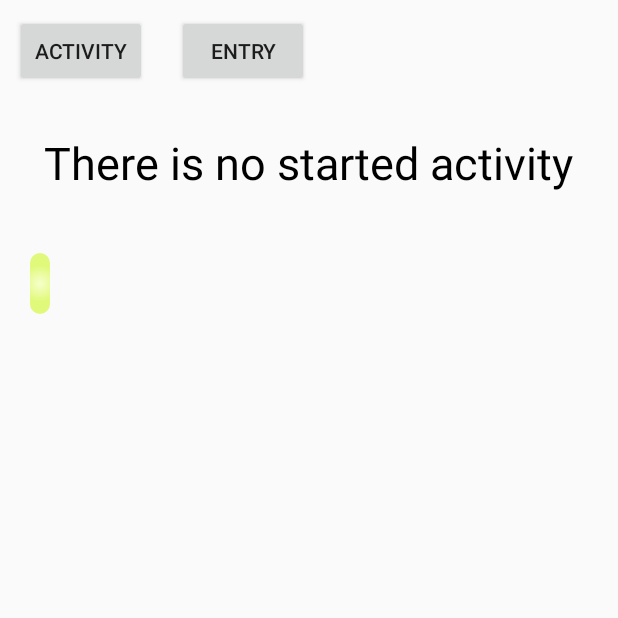
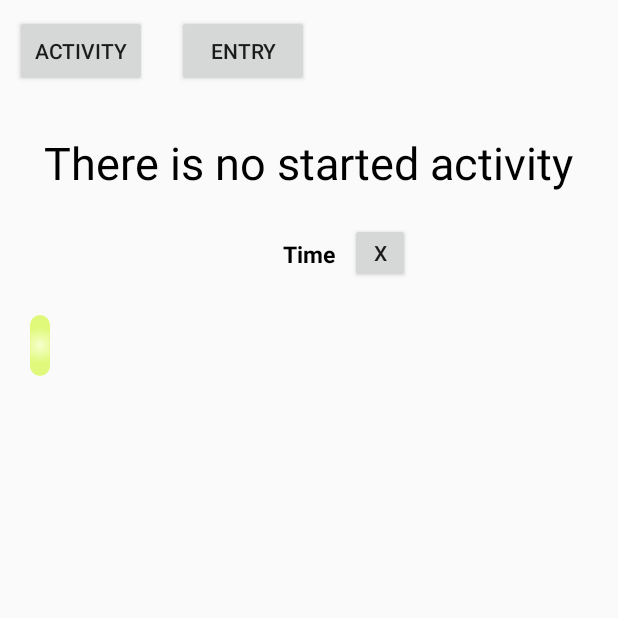
Before and after one commit to EkaterinaKat/LifeTracker, an Android app: the screen it shows after launch (MainActivity), on a phone screen of 412 x 824 dp, the top half of it. Run offline under Robolectric (Android 15) with nearby library versions, the phone set to English and light mode, and no system bars; 7 statements that could not run were skipped.

```diff
--- a/app/src/main/java/com/katyshevtseva/lifetracker/utils/NoArgKnob.java
+++ b/app/src/main/java/com/katyshevtseva/lifetracker/core/utils/NoArgKnob.java
@@ -1,4 +1,4 @@
-package com.katyshevtseva.lifetracker.utils;
+package com.katyshevtseva.lifetracker.core.utils;
 
 @FunctionalInterface
 public interface NoArgKnob {
--- a/app/src/main/java/com/katyshevtseva/lifetracker/utils/OneInKnob.java
+++ b/app/src/main/java/com/katyshevtseva/lifetracker/core/utils/OneInKnob.java
@@ -1,4 +1,4 @@
-package com.katyshevtseva.lifetracker.utils;
+package com.katyshevtseva.lifetracker.core.utils;
 
 @FunctionalInterface
 public interface OneInKnob<T> {
--- a/app/src/main/java/com/katyshevtseva/lifetracker/utils/OneInOneOutKnob.java
+++ b/app/src/main/java/com/katyshevtseva/lifetracker/core/utils/OneInOneOutKnob.java
@@ -1,4 +1,4 @@
-package com.katyshevtseva.lifetracker.utils;
+package com.katyshevtseva.lifetracker.core.utils;
 
 @FunctionalInterface
 public interface OneInOneOutKnob<P, R> {
--- a/app/src/main/java/com/katyshevtseva/lifetracker/utils/OneOutKnob.java
+++ b/app/src/main/java/com/katyshevtseva/lifetracker/core/utils/OneOutKnob.java
@@ -1,4 +1,4 @@
-package com.katyshevtseva.lifetracker.utils;
+package com.katyshevtseva.lifetracker.core.utils;
 
 @FunctionalInterface
 public interface OneOutKnob<T> {
--- a/app/src/main/java/com/katyshevtseva/lifetracker/utils/TwoInKnob.java
+++ b/app/src/main/java/com/katyshevtseva/lifetracker/core/utils/TwoInKnob.java
@@ -1,4 +1,4 @@
-package com.katyshevtseva.lifetracker.utils;
+package com.katyshevtseva.lifetracker.core.utils;
 
 @FunctionalInterface
 public interface TwoInKnob<P1, P2> {
--- a/app/src/main/java/com/katyshevtseva/lifetracker/utils/Utils.java
+++ b/app/src/main/java/com/katyshevtseva/lifetracker/core/utils/Utils.java
@@ -1,4 +1,4 @@
-package com.katyshevtseva.lifetracker.utils;
+package com.katyshevtseva.lifetracker.core.utils;
 
 import java.text.DateFormat;
 import java.text.ParseException;
--- a/app/src/main/java/com/katyshevtseva/lifetracker/view/ActivityEditDialog.java
+++ b/app/src/main/java/com/katyshevtseva/lifetracker/view/ActivityEditDialog.java
@@ -14,8 +14,7 @@ import androidx.fragment.app.DialogFragment;
 import com.katyshevtseva.lifetracker.R;
 import com.katyshevtseva.lifetracker.core.Service;
 import com.katyshevtseva.lifetracker.core.entity.Activity;
-import com.katyshevtseva.lifetracker.utils.NoArgKnob;
-import com.katyshevtseva.lifetracker.utils.ViewUtils;
+import com.katyshevtseva.lifetracker.core.utils.NoArgKnob;
 
 public class ActivityEditDialog extends DialogFragment {
     private final Activity existing;
--- a/app/src/main/java/com/katyshevtseva/lifetracker/view/MainActivity.java
+++ b/app/src/main/java/com/katyshevtseva/lifetracker/view/MainActivity.java
@@ -19,6 +19,7 @@ import com.katyshevtseva.lifetracker.db.DlDao;
 public class MainActivity extends AppCompatActivity {
     private TextView currentStateLabel;
     private GridLayout activityContainer;
+    private MyTimePicker timePicker;
 
     @Override
     protected void onCreate(Bundle savedInstanceState) {
@@ -35,6 +36,11 @@ public class MainActivity extends AppCompatActivity {
                 startActivity(new Intent(getApplicationContext(), ActivityActivity.class)));
         findViewById(R.id.entry_button).setOnClickListener(view ->
                 startActivity(new Intent(getApplicationContext(), EntryActivity.class)));
+        findViewById(R.id.clear_time_button).setOnClickListener(view ->
+                timePicker.setTime(null));
+
+        timePicker = new MyTimePicker(findViewById(R.id.begin_time_view), this,
+                null, null, null);
     }
 
     @Override
@@ -65,7 +71,7 @@ public class MainActivity extends AppCompatActivity {
 
     private View.OnClickListener getActivityClickListener(Activity activity) {
         return new View.OnClickListener() {
-            private static final int TIME_INTERVAL = 2000;
+            private static final int TIME_INTERVAL = 1000;
             private long prevClickTime;
 
             @Override
@@ -80,7 +86,8 @@ public class MainActivity extends AppCompatActivity {
     }
 
     private void onActivityClick(Activity activity) {
-        Service.INSTANCE.startActivity(activity);
+        Service.INSTANCE.startActivity(activity, timePicker.getTime());
+        timePicker.setTime(null);
         fillCurrentStateLabel();
     }
 }
--- /dev/null
+++ b/app/src/main/java/com/katyshevtseva/lifetracker/view/MyTimePicker.java
@@ -0,0 +1,62 @@
+package com.katyshevtseva.lifetracker.view;
+
+import android.app.TimePickerDialog;
+import android.content.Context;
+import android.view.View;
+import android.widget.TextView;
+
+import androidx.annotation.NonNull;
+import androidx.annotation.Nullable;
+
+import com.katyshevtseva.lifetracker.core.utils.Time;
+import com.katyshevtseva.lifetracker.core.utils.TwoInKnob;
+
+public class MyTimePicker {
+    private static final String empty = "---";
+    private final TextView textView;
+    private Time time;
+    private final TwoInKnob<Integer, Integer> onTimeSetListener;
+
+    public MyTimePicker(@NonNull TextView textView, Context context,
+                        @Nullable TwoInKnob<Integer, Integer> onTimeSetListener,
+                        @Nullable Time time, @Nullable View container) {
+        this.textView = textView;
+        this.onTimeSetListener = onTimeSetListener;
+
+        setTime(time);
+
+        if (container != null) {
+            container.setOnClickListener(view -> openTimePicker(context));
+        } else {
+            textView.setOnClickListener(view -> openTimePicker(context));
+        }
+    }
+
+    private void openTimePicker(Context context) {
+        TimePickerDialog timePickerDialog = new TimePickerDialog(context,
+                (timePicker, hour, min) -> {
+                    setTime(new Time(hour, min));
+                    if (onTimeSetListener != null)
+                        onTimeSetListener.execute(hour, min);
+                }, time == null ? 0 : time.getHour(), time == null ? 0 : time.getMinute(), true);
+
+        timePickerDialog.show();
+    }
+
+    public void setTime(Time time) {
+        this.time = time;
+        textView.setText(time == null ? empty : time.getS());
+    }
+
+    public Time getTime() {
+        return time;
+    }
+
+    public void clear() {
+        setTime(null);
+    }
+
+    public boolean isFilled() {
+        return time != null;
+    }
+}
--- a/app/src/main/java/com/katyshevtseva/lifetracker/utils/ViewUtils.java
+++ b/app/src/main/java/com/katyshevtseva/lifetracker/view/ViewUtils.java
@@ -1,4 +1,4 @@
-package com.katyshevtseva.lifetracker.utils;
+package com.katyshevtseva.lifetracker.view;
 
 import android.text.Editable;
 import android.text.TextWatcher;
--- a/app/src/main/res/layout/activity_main.xml
+++ b/app/src/main/res/layout/activity_main.xml
@@ -30,15 +30,35 @@
         android:layout_below="@id/entry_button"
         android:layout_centerHorizontal="true"
         android:padding="20dp"
+        android:text="Current state"
         android:textAlignment="center"
         android:textColor="@color/black"
         android:textSize="30sp" />
 
+    <TextView
+        android:id="@+id/begin_time_view"
+        android:layout_width="wrap_content"
+        android:layout_height="wrap_content"
+        android:layout_below="@id/current_state_label"
+        android:layout_centerHorizontal="true"
+        android:layout_margin="10dp"
+        android:text="Time"
+        android:textColor="@color/black"
+        android:textSize="15sp"
+        android:textStyle="bold" />
+
+    <Button
+        android:id="@+id/clear_time_button"
+        android:layout_width="40dp"
+        android:layout_height="40dp"
+        android:layout_below="@id/current_state_label"
+        android:layout_toEndOf="@id/begin_time_view"
+        android:text="x" />
 
     <ScrollView
         android:layout_width="match_parent"
         android:layout_height="wrap_content"
-        android:layout_below="@id/current_state_label"
+        android:layout_below="@id/begin_time_view"
         android:orientation="horizontal">
 
         <GridLayout
```
Also changed, not shown: app/src/main/java/com/katyshevtseva/lifetracker/core/Service.java (+28 -13 lines), app/src/main/java/com/katyshevtseva/lifetracker/core/utils/Time.java (added, +59 -0 lines), app/src/main/java/com/katyshevtseva/lifetracker/core/utils/TimeUtils.java (added, +62 -0 lines), app/src/main/java/com/katyshevtseva/lifetracker/db/DbTable.java (+3 -4 lines), app/src/main/java/com/katyshevtseva/lifetracker/view/EntryActivity.java (+12 -0 lines), app/src/main/res/layout/activity_entry.xml (+12 -3 lines).
